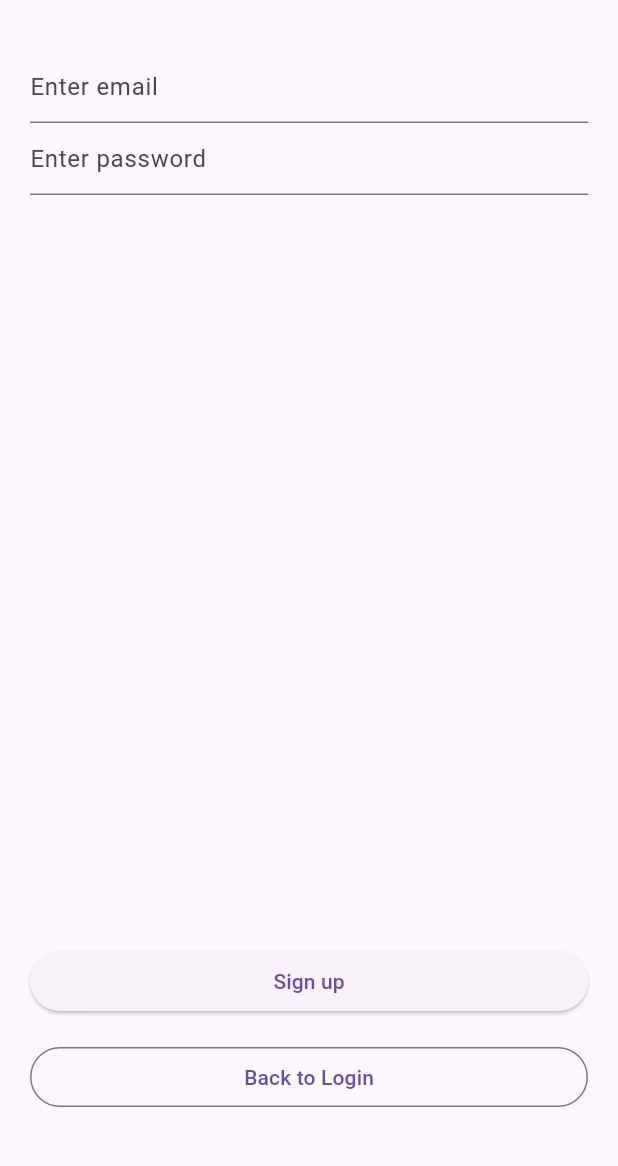
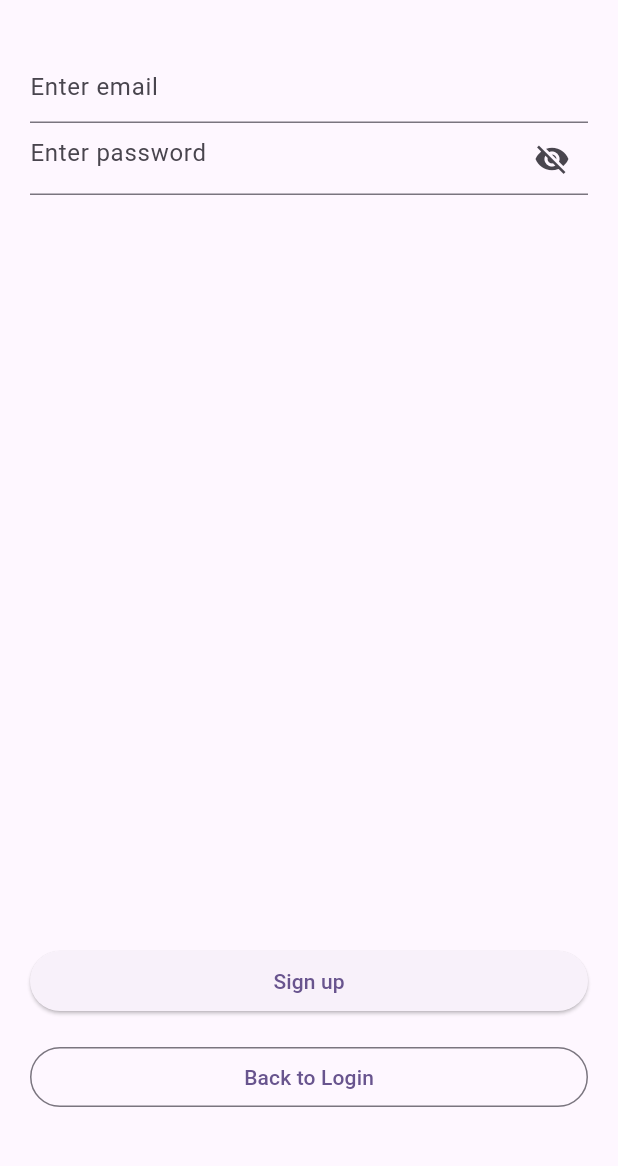
Before and after one commit to khanhdeeptryi/TechCare, a Flutter app: the screen it shows after launch, after a tap on "Register now", on a phone screen of 412 x 824 dp, the part 63-1229 px from its top. Run offline on Flutter 3.47's test engine with Material 3 defaults, Android fonts, the phone set to English and light mode, and no system bars; our stand-ins replace firebase_auth, firebase_core, get; accounts and stored records are empty.

Commit message:
obscure pw

```diff
--- a/lib/features/authenticate/login.dart
+++ b/lib/features/authenticate/login.dart
@@ -14,6 +14,7 @@ class Login extends StatefulWidget {
 class _LoginState extends State<Login> {
   TextEditingController email = TextEditingController();
   TextEditingController password = TextEditingController();
+  bool _obscurePassword = true;
 
   signIn() async {
     try {
@@ -90,7 +91,18 @@ class _LoginState extends State<Login> {
             ),
             TextField(
               controller: password,
-              decoration: InputDecoration(hintText: 'Enter password'),
+              obscureText: _obscurePassword,
+              decoration: InputDecoration(
+                hintText: 'Enter password',
+                suffixIcon: IconButton(
+                  icon: Icon(_obscurePassword ? Icons.visibility_off : Icons.visibility),
+                  onPressed: () {
+                    setState(() {
+                      _obscurePassword = !_obscurePassword;
+                    });
+                  },
+                ),
+              ),
             ),
             Align(
               alignment: Alignment.centerRight,
--- a/lib/features/authenticate/signup.dart
+++ b/lib/features/authenticate/signup.dart
@@ -13,6 +13,7 @@ class Signup extends StatefulWidget {
 class _SignupState extends State<Signup> {
   TextEditingController email = TextEditingController();
   TextEditingController password = TextEditingController();
+  bool _obscurePassword = true;
 
   signup() async {
     try {
@@ -71,7 +72,18 @@ class _SignupState extends State<Signup> {
               ),
               TextField(
                 controller: password,
-                decoration: InputDecoration(hintText: 'Enter password'),
+                obscureText: _obscurePassword,
+                decoration: InputDecoration(
+                  hintText: 'Enter password',
+                  suffixIcon: IconButton(
+                    icon: Icon(_obscurePassword ? Icons.visibility_off : Icons.visibility),
+                    onPressed: () {
+                      setState(() {
+                        _obscurePassword = !_obscurePassword;
+                      });
+                    },
+                  ),
+                ),
               ),
               Spacer(),
               SizedBox(
```
